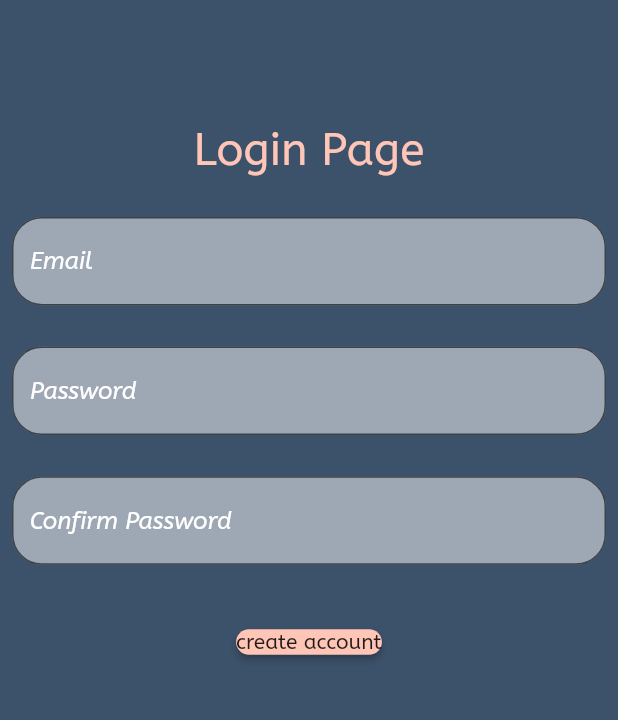
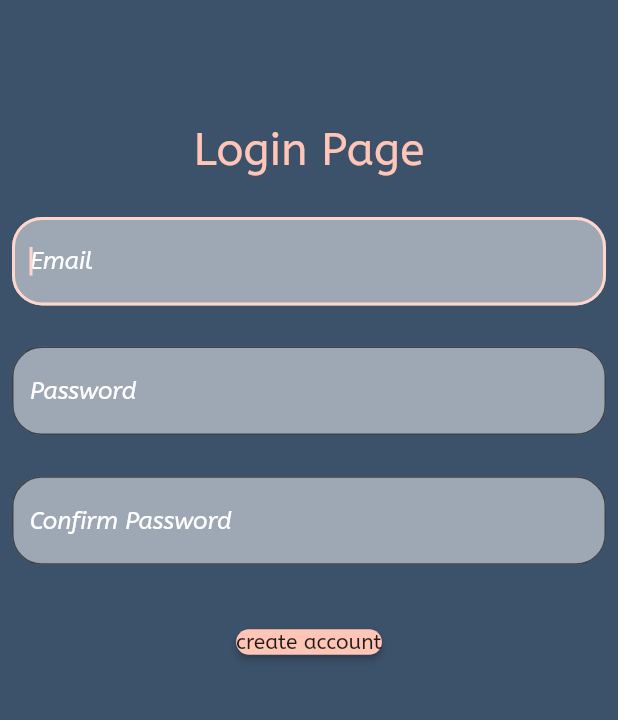
Before and after one commit to MaximeWallart/veebz_front_flutter, a Flutter app: the screen it shows after launch, after a tap on "Sign up", on a phone screen of 412 x 824 dp, the part 445-1165 px from its top. Run offline on Flutter 3.47's test engine with Material 2 defaults, Android fonts, the phone set to English and light mode, and no system bars; our stand-ins replace firebase_auth, firebase_core, flutter_speed_dial, like_button; missing offline and left inert: image_stack; accounts and stored records are empty; network calls fail.

Commit message:
fixed usability issues

```diff
--- a/lib/main.dart
+++ b/lib/main.dart
@@ -40,7 +40,7 @@ class MyApp extends StatelessWidget {
         future: _initializeFirebaseApp(),
         builder: (context, snapshot) {
           if (snapshot.connectionState == ConnectionState.done) {
-            return const LoginPage();
+            return LoginPage();
           }
           return const Center(
             child: CircularProgressIndicator(),
--- a/lib/views/login_page.dart
+++ b/lib/views/login_page.dart
@@ -8,12 +8,17 @@ import 'package:veebz_front_flutter/widgets/veebz_important_button.dart';
 import '../data/users.dart';
 
 class LoginPage extends StatefulWidget {
-  const LoginPage({Key? key}) : super(key: key);  @override
+  LoginPage({Key? key}) : super(key: key);
+
+  final TextEditingController _emailController = TextEditingController();
+  final TextEditingController _passwordController = TextEditingController();
+
+  @override
   State<LoginPage> createState() => _LoginPageState();
 }
 
-  @override
-  State<LoginPage> createState() => _LoginPageState();
+@override
+State<LoginPage> createState() => _LoginPageState();
 
 class _LoginPageState extends State<LoginPage> {
   //Login function
@@ -38,8 +43,6 @@ class _LoginPageState extends State<LoginPage> {
 
   @override
   Widget build(BuildContext context) {
-    TextEditingController _emailController = TextEditingController();
-    TextEditingController _passwordController = TextEditingController();
     return Scaffold(
       backgroundColor: MyColors.BackgroundAppColor,
       body: SingleChildScrollView(
@@ -69,7 +72,8 @@ class _LoginPageState extends State<LoginPage> {
                 height: MediaQuery.of(context).size.height / 10,
               ),
               TextField(
-                controller: _emailController,
+                controller: widget._emailController,
+                textInputAction: TextInputAction.next,
                 maxLines: 1,
                 decoration: InputDecoration(
                     border: const OutlineInputBorder(
@@ -86,8 +90,9 @@ class _LoginPageState extends State<LoginPage> {
                 height: MediaQuery.of(context).size.height / 30,
               ),
               TextField(
-                controller: _passwordController,
+                controller: widget._passwordController,
                 obscureText: true,
+                textInputAction: TextInputAction.next,
                 maxLines: 1,
                 decoration: InputDecoration(
                     border: const OutlineInputBorder(
@@ -104,8 +109,8 @@ class _LoginPageState extends State<LoginPage> {
                   text: "Login",
                   onPressed: () async {
                     User? user = await loginUsingEmailPassword(
-                        email: _emailController.text,
-                        password: _passwordController.text,
+                        email: widget._emailController.text,
+                        password: widget._passwordController.text,
                         context: context);
                     // ignore: avoid_print
                     print(user);
@@ -119,9 +124,9 @@ class _LoginPageState extends State<LoginPage> {
               VeebzImportantButton(
                   text: "Sign up",
                   onPressed: () async {
-                    Navigator.of(context).push(MaterialPageRoute(
-                        builder: (context) => signUp()));
-              })
+                    Navigator.of(context).push(
+                        MaterialPageRoute(builder: (context) => signUp()));
+                  })
             ],
           ),
         ),
--- a/lib/views/sign_up.dart
+++ b/lib/views/sign_up.dart
@@ -7,7 +7,11 @@ import '../data/users.dart';
 import '../my_colors.dart';
 
 class signUp extends StatefulWidget {
-  const signUp({Key? key}) : super(key: key);
+  signUp({Key? key}) : super(key: key);
+
+  final TextEditingController _userEmail = TextEditingController();
+  final TextEditingController _userPassword = TextEditingController();
+  final TextEditingController _userPasswordConfirmed = TextEditingController();
 
   @override
   State<signUp> createState() => _signUpState();
@@ -15,13 +19,17 @@ class signUp extends StatefulWidget {
 
 class _signUpState extends State<signUp> {
   //Crete account function
-  Future<User?> createAccountUsingEmailPassword({required String email, required String password, required BuildContext context}) async{
+  Future<User?> createAccountUsingEmailPassword(
+      {required String email,
+      required String password,
+      required BuildContext context}) async {
     FirebaseAuth auth = FirebaseAuth.instance;
     User? user;
     try {
-    UserCredential userCredential = await auth.createUserWithEmailAndPassword(email: email, password: password);
+      UserCredential userCredential = await auth.createUserWithEmailAndPassword(
+          email: email, password: password);
       user = userCredential.user;
-  } on FirebaseAuthException catch (e){
+    } on FirebaseAuthException catch (e) {
       print(e.message);
     }
 
@@ -30,11 +38,8 @@ class _signUpState extends State<signUp> {
 
   @override
   Widget build(BuildContext context) {
-    TextEditingController _userEmail = TextEditingController();
-    TextEditingController _userPassword = TextEditingController();
-    TextEditingController _userPasswordConfirmed = TextEditingController();
     bool isPasswordMatched = false;
-    return  Scaffold(
+    return Scaffold(
       backgroundColor: MyColors.BackgroundAppColor,
       body: SingleChildScrollView(
         physics: const ClampingScrollPhysics(),
@@ -63,7 +68,9 @@ class _signUpState extends State<signUp> {
                 height: MediaQuery.of(context).size.height / 30,
               ),
               TextField(
-                controller: _userEmail,
+                controller: widget._userEmail,
+                autofocus: true,
+                textInputAction: TextInputAction.next,
                 maxLines: 1,
                 decoration: InputDecoration(
                     border: const OutlineInputBorder(
@@ -71,56 +78,57 @@ class _signUpState extends State<signUp> {
                     filled: true,
                     fillColor: Colors.white.withOpacity(0.5),
                     hintText: "Email",
-                    hintStyle: TextStyle(
-                        color: Colors.white,
-                        fontStyle: FontStyle.italic)),
+                    hintStyle: const TextStyle(
+                        color: Colors.white, fontStyle: FontStyle.italic)),
               ),
               SizedBox(
                 height: MediaQuery.of(context).size.height / 30,
               ),
               TextField(
                 obscureText: true,
-                controller: _userPassword,
+                textInputAction: TextInputAction.next,
+                controller: widget._userPassword,
                 decoration: InputDecoration(
                     fillColor: Colors.white.withOpacity(0.5),
                     border: const OutlineInputBorder(
                         borderRadius: BorderRadius.all(Radius.circular(20))),
                     filled: true,
                     hintText: "Password",
-                    hintStyle: TextStyle(
-                        color: Colors.white,
-                        fontStyle: FontStyle.italic)),
+                    hintStyle: const TextStyle(
+                        color: Colors.white, fontStyle: FontStyle.italic)),
               ),
               SizedBox(
                 height: MediaQuery.of(context).size.height / 30,
               ),
               TextField(
                 obscureText: true,
-                controller: _userPasswordConfirmed,
+                controller: widget._userPasswordConfirmed,
                 decoration: InputDecoration(
                     fillColor: Colors.white.withOpacity(0.5),
                     border: const OutlineInputBorder(
                         borderRadius: BorderRadius.all(Radius.circular(20))),
                     filled: true,
                     hintText: "Confirm Password",
-                    hintStyle: TextStyle(
-                        color: Colors.white,
-                        fontStyle: FontStyle.italic)),
+                    hintStyle: const TextStyle(
+                        color: Colors.white, fontStyle: FontStyle.italic)),
               ),
               SizedBox(
                 height: MediaQuery.of(context).size.height / 30,
               ),
-              VeebzImportantButton(text: "create account", onPressed: (
-                  ) async {
-                if (_userPassword.text == _userPasswordConfirmed.text){
+              VeebzImportantButton(
+                  text: "create account",
+                  onPressed: () async {
+                    if (widget._userPassword.text ==
+                        widget._userPasswordConfirmed.text) {
                       User? user = await createAccountUsingEmailPassword(
-                      email: _userEmail.text,
-                      password: _userPassword.text,
+                          email: widget._userEmail.text,
+                          password: widget._userPassword.text,
                           context: context);
                       print(user);
                       if (user != null) {
-                    Navigator.of(context).push(MaterialPageRoute(builder: (context) => ProfileView(
-                        user: Users.john)));
+                        Navigator.of(context).push(MaterialPageRoute(
+                            builder: (context) =>
+                                ProfileView(user: Users.john)));
                       }
                     }
                   }),
```
Lines whose indentation alone changed are shown as unchanged.
